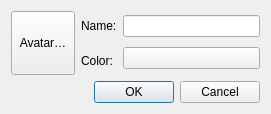
Rolisteam/rolisteam, file src/widgets/persondialog.ui: the form before one commit.
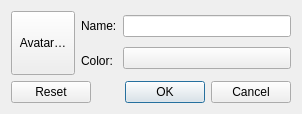
The form after the commit. Custom widgets are drawn as their Qt base class.

Commit message: -add management of reset and remove the avatar from previous creation.

```diff
--- a/src/widgets/persondialog.ui
+++ b/src/widgets/persondialog.ui
@@ -6,7 +6,7 @@
    <rect>
     <x>0</x>
     <y>0</y>
-    <width>271</width>
+    <width>302</width>
     <height>112</height>
    </rect>
   </property>
@@ -87,7 +87,7 @@
       <enum>Qt::Horizontal</enum>
      </property>
      <property name="standardButtons">
-      <set>QDialogButtonBox::Cancel|QDialogButtonBox::Ok</set>
+      <set>QDialogButtonBox::Cancel|QDialogButtonBox::Ok|QDialogButtonBox::Reset</set>
      </property>
     </widget>
    </item>
```
The commit also changes 8 other files.
